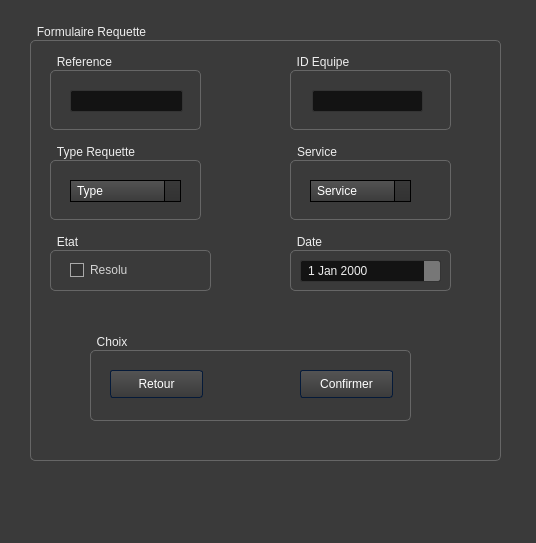
This is Integration_Ehealth/addw.ui in khalil-ch/E-Health_2A1 as Qt 5 draws it before an edit. The edited form follows.
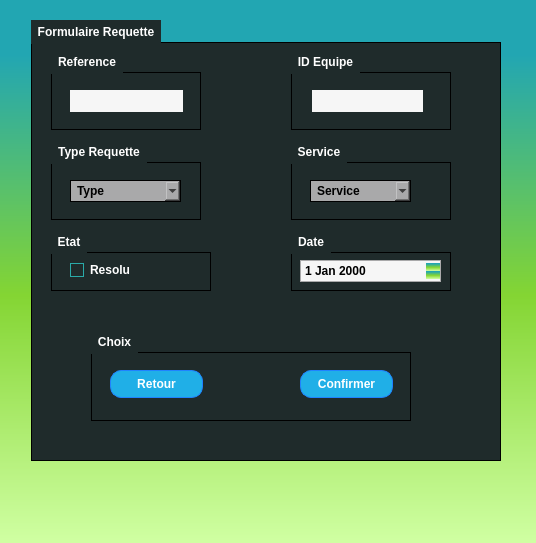
This is the edited form. Icons and pictures are not drawn.

What changed in the file:
```diff
--- a/Integration_Ehealth/addw.ui
+++ b/Integration_Ehealth/addw.ui
@@ -14,13 +14,15 @@
    <string>Dialog</string>
   </property>
   <property name="styleSheet">
-   <string notr="true">/*-----QWidget-----*/
+   <string notr="true">
+/*-----QWidget-----*/
 QWidget
 {
-        background-color: #3a3a3a;
-        color: #fff;
-        selection-background-color: #b78620;
-        selection-color: #000;
+	background-color: qlineargradient(spread:repeat, x1:1, y1:0, x2:1, y2:1, stop:0.100962 rgba(34, 166, 178, 255),stop:0.543269 rgba(132, 213, 51, 255),stop:1 rgba(208, 255, 163, 255));
+	color: #ffffff;
+	font-weight: bold;
+	border-color: #051a39;
+	selection-background-color: #3b7e48;
 
 }
 
@@ -28,8 +30,16 @@
 /*-----QLabel-----*/
 QLabel
 {
-        background-color: transparent;
-        color: #fff;
+	background-color: transparent;
+	color: #ffffff;
+
+}
+
+
+QLabel::disabled
+{
+	background-color: transparent;
+	color: #656565;
 
 }
 
@@ -37,25 +47,33 @@
 /*-----QMenuBar-----*/
 QMenuBar
 {
-        background-color: qlineargradient(spread:repeat, x1:1, y1:0, x2:1, y2:1, stop:0 rgba(57, 57, 57, 255),stop:1 rgba(50, 50, 50, 255));
-        border: 1px solid #000;
-        color: #fff;
+	background-color: qlineargradient(spread:repeat, x1:1, y1:0, x2:1, y2:1, stop:0.100962 rgba(34, 166, 178, 255),stop:1 rgba(24, 123, 132, 255));
+	color: #ffffff;
+	border-color: #051a39;
+
+}
+
+
+QMenuBar::disabled
+{
+	background-color: #404040;
+	color: #656565;
+	border-color: #051a39;
 
 }
 
 
 QMenuBar::item
 {
-        background-color: transparent;
+    background-color: transparent;
 
 }
 
 
 QMenuBar::item:selected
 {
-        background-color: rgba(183, 134, 32, 20%);
-        border: 1px solid #b78620;
-        color: #fff;
+    background-color: #5ab8a0;
+    border: 1px solid #41cd52;
 
 }
 
@@ -72,18 +90,9 @@
 /*-----QMenu-----*/
 QMenu
 {
-    background-color: qlineargradient(spread:repeat, x1:1, y1:0, x2:1, y2:1, stop:0 rgba(57, 57, 57, 255),stop:1 rgba(50, 50, 50, 255));
-    border: 1px solid #222;
-    padding: 4px;
-        color: #fff;
-
-}
-
-
-QMenu::item
-{
-    background-color: transparent;
-    padding: 2px 20px 2px 20px;
+    background-color: #1f2b2b;
+    border: 1px solid;
+    color: #ffffff;
 
 }
 
@@ -96,7 +105,7 @@
 }
 
 
-QMenu::item:disabled
+QMenu::item
 {
     color: #555;
     background-color: transparent;
@@ -114,91 +123,43 @@
 }
 
 
-/*-----QToolBar-----*/
-QToolBar
+QMenu::item:disabled
 {
-        background-color: qlineargradient(spread:repeat, x1:1, y1:0, x2:1, y2:1, stop:0 rgba(69, 69, 69, 255),stop:1 rgba(58, 58, 58, 255));
-        border-top: none;
-        border-bottom: 1px solid #4f4f4f;
-        border-left: 1px solid #4f4f4f;
-        border-right: 1px solid #4f4f4f;
+    color: #262626;
 
 }
 
 
-QToolBar::separator
+/*-----QToolTip-----*/
+QToolTip
 {
-        background-color: #2e2e2e;
-        width: 1px;
+	border : 1px solid #000000;
+	background-color: #26264f;
+	color: #ffffff;
+	border-color: #051a39;
 
 }
 
 
-/*-----QToolButton-----*/
-QToolButton
-{
-        background-color: transparent;
-        color: #fff;
-        padding: 5px;
-        padding-left: 8px;
-        padding-right: 8px;
-        margin-left: 1px;
-}
-
-
-QToolButton:hover
-{
-        background-color: rgba(183, 134, 32, 20%);
-        border: 1px solid #b78620;
-        color: #fff;
-
-}
-
-
-QToolButton:pressed
-{
-        background-color: qlineargradient(spread:repeat, x1:1, y1:0, x2:1, y2:1, stop:0 rgba(57, 57, 57, 255),stop:1 rgba(50, 50, 50, 255));
-        border: 1px solid #b78620;
-
-}
-
-
-QToolButton:checked
-{
-        background-color: qlineargradient(spread:repeat, x1:1, y1:0, x2:1, y2:1, stop:0 rgba(57, 57, 57, 255),stop:1 rgba(50, 50, 50, 255));
-        border: 1px solid #222;
-}
-
-
 /*-----QPushButton-----*/
 QPushButton
 {
-        background-color: qlineargradient(spread:repeat, x1:1, y1:0, x2:1, y2:1, stop:0 rgba(84, 84, 84, 255),stop:1 rgba(59, 59, 59, 255));
-        color: #ffffff;
-        min-width: 80px;
-        border-style: solid;
-        border-width: 1px;
-        border-radius: 3px;
-        border-color: #051a39;
-        padding: 5px;
-
-}
-
-
-QPushButton::flat
-{
-        background-color: transparent;
-        border: none;
-        color: #fff;
+	background-color: #20afe7;
+	color: #ffffff;
+	border-style: solid;
+	border-width: 1px;
+	border-radius: 11px;
+	border-color: #2082ff;
+	padding: 5px;
 
 }
 
 
 QPushButton::disabled
 {
-        background-color: #404040;
-        color: #656565;
-        border-color: #051a39;
+	background-color: #404040;
+	color: #656565;
+	border-color: #051a39;
 
 }
 
@@ -219,99 +180,51 @@
 }
 
 
-QPushButton::checked
+/*-----QToolButton-----*/
+QToolButton
 {
-        background-color: qlineargradient(spread:repeat, x1:1, y1:0, x2:1, y2:1, stop:0 rgba(74, 74, 74, 255),stop:1 rgba(49, 49, 49, 255));
-        border: 1px solid #222;
+	background-color: #20afe7;
+	color: #ffffff;
+	border-style: solid;
+	border-width: 1px;
+	border-radius: 11px;
+	border-color: #2082ff;
+	padding: 5px;
 
 }
 
 
-/*-----QLineEdit-----*/
-QLineEdit
+QToolButton::disabled
 {
-        background-color: #131313;
-        color : #eee;
-        border: 1px solid #343434;
-        border-radius: 2px;
-        padding: 3px;
-        padding-left: 5px;
+	background-color: #404040;
+	color: #656565;
+	border-color: #051a39;
 
 }
 
 
-/*-----QPlainTExtEdit-----*/
-QPlainTextEdit
+QToolButton::hover
 {
-        background-color: #131313;
-        color : #eee;
-        border: 1px solid #343434;
-        border-radius: 2px;
-        padding: 3px;
-        padding-left: 5px;
+	background-color: #33bdff;
+	color: #ffffff;
+	border-style: solid;
+	border-width: 1px;
+	border-radius: 11px;
+	border-color: #2082ff;
+	padding: 5px;
 
 }
 
 
-/*-----QTabBar-----*/
-QTabBar::tab
+QToolButton::pressed
 {
-        background-color: qlineargradient(spread:repeat, x1:1, y1:0, x2:1, y2:1, stop:0 rgba(84, 84, 84, 255),stop:1 rgba(59, 59, 59, 255));
-        color: #ffffff;
-        border-style: solid;
-        border-width: 1px;
-        border-color: #666;
-        border-bottom: none;
-        padding: 5px;
-        padding-left: 15px;
-        padding-right: 15px;
-
-}
-
-
-QTabWidget::pane
-{
-        background-color: red;
-        border: 1px solid #666;
-        top: 1px;
-
-}
-
-
-QTabBar::tab:last
-{
-        margin-right: 0;
-
-}
-
-
-QTabBar::tab:first:!selected
-{
-        background-color: #0c0c0d;
-        margin-left: 0px;
-
-}
-
-
-QTabBar::tab:!selected
-{
-        color: #b1b1b1;
-        border-bottom-style: solid;
-        background-color: #0c0c0d;
-
-}
-
-
-QTabBar::tab:selected
-{
-        margin-bottom: 0px;
-
-}
-
-
-QTabBar::tab:!selected:hover
-{
-        border-top-color: #b78620;
+	background-color: #2082ff;
+	color: #ffffff;
+	border-style: solid;
+	border-width: 1px;
+	border-radius: 11px;
+	border-color: #2082ff;
+	padding: 5px;
 
 }
 
@@ -319,10 +232,10 @@
 /*-----QComboBox-----*/
 QComboBox
 {
-    background-color: qlineargradient(spread:repeat, x1:1, y1:0, x2:1, y2:1, stop:0 rgba(84, 84, 84, 255),stop:1 rgba(59, 59, 59, 255));
-    border: 1px solid #000;
+    background-color: #a9a9aa;
+    border: 1px solid;
     padding-left: 6px;
-    color: #ffffff;
+    color: #000;
     height: 20px;
 
 }
@@ -330,17 +243,23 @@
 
 QComboBox::disabled
 {
-        background-color: #404040;
-        color: #656565;
-        border-color: #051a39;
+	background-color: #404040;
+	color: #656565;
+	border-color: #051a39;
+
+}
+
+
+QComboBox:hover
+{
+    background-color: #f6f6f6;
 
 }
 
 
 QComboBox:on
 {
-    background-color: #b78620;
-        color: #000;
+    background-color: #f8f6f0;
 
 }
 
@@ -350,7 +269,8 @@
     background-color: #383838;
     color: #ffffff;
     border: 1px solid black;
-    selection-background-color: #b78620;
+    selection-background-color: #488f44;
+    selection-color: #ffffff;
     outline: 0;
 
 }
@@ -358,99 +278,101 @@
 
 QComboBox::drop-down
 {
-        background-color: qlineargradient(spread:repeat, x1:1, y1:0, x2:1, y2:1, stop:0 rgba(57, 57, 57, 255),stop:1 rgba(50, 50, 50, 255));
     subcontrol-origin: padding;
     subcontrol-position: top right;
     width: 15px;
-    border-left-width: 1px;
-    border-left-color: black;
-    border-left-style: solid;
 
 }
 
 
 QComboBox::down-arrow
 {
-    image: url(://arrow-down.png);
-    width: 8px;
-    height: 8px;
+	background-color: #383838;	
+    image: url(://arrow-down.png) 16px 16px;
+    width: 18px;
+    height: 18px;
+	border-left: 1px solid black;
+
 }
 
 
-/*-----QSpinBox &amp; QDateTimeEdit-----*/
-QSpinBox,
+/*-----QSpinBox &amp; QDoubleSpinBox &amp; QDateTimeEdit-----*/
+QSpinBox, 
+QDoubleSpinBox,
 QDateTimeEdit
 {
-    background-color: #131313;
-        color : #eee;
-        border: 1px solid #343434;
-        padding: 3px;
-        padding-left: 5px;
-    border-radius : 2px;
+	background-color: #f6f6f6;
+	color: #000;
+	border: 1px solid #a9a9aa;
+	padding : 2px;
 
 }
 
 
-QSpinBox::up-button,
-QDateTimeEdit::up-button
+QSpinBox::disabled, 
+QDoubleSpinBox::disabled,
+QDateTimeEdit::disabled
 {
-        border-top-right-radius:2px;
-        background-color: #777777;
-    width: 16px;
-    border-width: 1px;
+	background-color: #404040;
+	color: #656565;
+	border-color: #051a39;
 
 }
 
 
-QSpinBox::up-button:hover,
-QDateTimeEdit::up-button:hover
+QSpinBox:hover, 
+QDoubleSpinBox::hover,
+QDateTimeEdit::hover
 {
         background-color: #585858;
 
 }
 
 
-QSpinBox::up-button:pressed,
-QDateTimeEdit::up-button:pressed
+QSpinBox::up-button, QSpinBox::down-button,
+QDoubleSpinBox::up-button, QDoubleSpinBox::down-button,
+QDateTimeEdit::up-button, QDateTimeEdit::down-button
 {
-        background-color: #252525;
-    width: 16px;
-    border-width: 1px;
+    background-color: qlineargradient(spread:repeat, x1:1, y1:0, x2:1, y2:1, stop:0.100962 rgba(34, 166, 178, 255),stop:0.543269 rgba(132, 213, 51, 255),stop:1 rgba(208, 255, 163, 255));
 
 }
 
 
-QSpinBox::up-arrow,
-QDateTimeEdit::up-arrow
+QSpinBox::disabled, 
+QDoubleSpinBox::disabled,
+QDateTimeEdit::disabled
 {
-    image: url(://arrow-up.png);
-    width: 7px;
-    height: 7px;
+	background-color: #404040;
+	color: #656565;
+	border-color: #051a39;
 
 }
 
 
-QSpinBox::down-button,
-QDateTimeEdit::down-button
+QSpinBox::up-button:hover, QSpinBox::down-button:hover,
+QDoubleSpinBox::up-button:hover, QDoubleSpinBox::down-button:hover,
+QDateTimeEdit::up-button:hover, QDateTimeEdit::down-button:hover
 {
-        border-bottom-right-radius:2px;
-        background-color: #777777;
-    width: 16px;
-    border-width: 1px;
+    background-color: #92dd48;
+    border: 1px solid #92dd48;
 
 }
 
 
-QSpinBox::down-button:hover,
-QDateTimeEdit::down-button:hover
+QSpinBox::up-button:disabled, QSpinBox::down-button:disabled,
+QDoubleSpinBox::up-button:disabled, QDoubleSpinBox::down-button:disabled,
+QDateTimeEdit::up-button:disabled, QDateTimeEdit::down-button:disabled
 {
-        background-color: #585858;
+	background-color: #404040;
+	color: #656565;
+	border-color: #051a39;
 
 }
 
 
-QSpinBox::down-button:pressed,
-QDateTimeEdit::down-button:pressed
+QSpinBox::up-button:pressed, QSpinBox::down-button:pressed,
+QDoubleSpinBox::up-button:pressed, QDoubleSpinBox::down-button::pressed,
+QDateTimeEdit::up-button:pressed, QDateTimeEdit::down-button::pressed
 {
         background-color: #252525;
     width: 16px;
@@ -460,222 +382,104 @@
 
 
 QSpinBox::down-arrow,
+QDoubleSpinBox::down-arrow,
 QDateTimeEdit::down-arrow
 {
     image: url(://arrow-down.png);
     width: 7px;
-    height: 7px;
+
+}
+
+
+QSpinBox::up-arrow,
+QDoubleSpinBox::up-arrow,
+QDateTimeEdit::up-arrow
+{
+    image: url(://arrow-up.png);
+    width: 7px;
+
+}
+
+
+/*-----QLineEdit-----*/
+QLineEdit
+{
+	background-color: #f6f6f6;
+	color: #000;
+	border-width: 1px;
+	border-radius: 0px;
+	border-color: #051a39;
+	padding: 2px;
+
+}
+
+
+QLineEdit::hover
+{
+	background-color: #a9a9aa;
+	color: #000;
+
+}
+
+
+QLineEdit::disabled
+{
+	background-color: #404040;
+	color: #656565;
+	border-width: 1px;
+	border-radius: 3px;
+	border-color: #051a39;
+	padding: 2px;
+
+}
+
+
+/*-----QTextEdit-----*/
+QTextEdit
+{
+	background-color: #ffffff;
+	color: #010201;
+	border-color: #051a39;
+
+}
+
+
+QTextEdit::disabled
+{
+	background-color: #404040;
+	color: #656565;
+	border-color: #051a39;
 
 }
 
 
 /*-----QGroupBox-----*/
-QGroupBox
+QGroupBox 
 {
-    border: 1px solid;
-    border-color: #666666;
-        border-radius: 5px;
-    margin-top: 20px;
+	background-color: #1f2b2b;
+    border: 1px inset #000;
+    margin-top: 22px;
+	margin-left: 1px;
 
 }
 
 
-QGroupBox::title
+QGroupBox::title  
 {
-    background-color: transparent;
-    color: #eee;
+    background-color: #1f2b2b;
+    color: #ffffff;
     subcontrol-origin: margin;
+    subcontrol-position: top left;
+	margin-left: 1px;
     padding: 5px;
-        border-top-left-radius: 3px;
-        border-top-right-radius: 3px;
 
 }
 
 
-/*-----QHeaderView-----*/
-QHeaderView::section
+QGroupBox::title::disabled
 {
-    background-color: qlineargradient(spread:repeat, x1:1, y1:0, x2:1, y2:1, stop:0 rgba(60, 60, 60, 255),stop:1 rgba(50, 50, 50, 255));
-        border: 1px solid #000;
-    color: #fff;
-    text-align: left;
-        padding: 4px;
-
-}
-
-
-QHeaderView::section:disabled
-{
-    background-color: #525251;
-    color: #656565;
-
-}
-
-
-QHeaderView::section:checked
-{
-    background-color: qlineargradient(spread:repeat, x1:1, y1:0, x2:1, y2:1, stop:0 rgba(60, 60, 60, 255),stop:1 rgba(50, 50, 50, 255));
-    color: #fff;
-
-}
-
-
-QHeaderView::section::vertical::first,
-QHeaderView::section::vertical::only-one
-{
-    border-top: 1px solid #353635;
-
-}
-
-
-QHeaderView::section::vertical
-{
-    border-top: 1px solid #353635;
-
-}
-
-
-QHeaderView::section::horizontal::first,
-QHeaderView::section::horizontal::only-one
-{
-    border-left: 1px solid #353635;
-
-}
-
-
-QHeaderView::section::horizontal
-{
-    border-left: 1px solid #353635;
-
-}
-
-
-QTableCornerButton::section
-{
-    background-color: qlineargradient(spread:repeat, x1:1, y1:0, x2:1, y2:1, stop:0 rgba(60, 60, 60, 255),stop:1 rgba(50, 50, 50, 255));
-        border: 1px solid #000;
-    color: #fff;
-
-}
-
-
-/*-----QTreeWidget-----*/
-QTreeView
-{
-        show-decoration-selected: 1;
-        alternate-background-color: #3a3a3a;
-        selection-color: #fff;
-        background-color: #2d2d2d;
-        border: 1px solid gray;
-        padding-top : 5px;
-        color: #fff;
-        font: 8pt;
-
-}
-
-
-QTreeView::item:selected
-{
-        color:#fff;
-        background-color: #b78620;
-        border-radius: 0px;
-
-}
-
-
-QTreeView::item:!selected:hover
-{
-    background-color: #262626;
-    border: none;
-    color: white;
-
-}
-
-
-QTreeView::branch:has-children:!has-siblings:closed,
-QTreeView::branch:closed:has-children:has-siblings
-{
-        image: url(://tree-closed.png);
-
-}
-
-
-QTreeView::branch:open:has-children:!has-siblings,
-QTreeView::branch:open:has-children:has-siblings
-{
-        image: url(://tree-open.png);
-
-}
-
-
-/*-----QListView-----*/
-QListView
-{
-        background-color: qlineargradient(spread:repeat, x1:1, y1:0, x2:1, y2:1, stop:0 rgba(83, 83, 83, 255),stop:0.293269 rgba(81, 81, 81, 255),stop:0.634615 rgba(79, 79, 79, 255),stop:1 rgba(83, 83, 83, 255));
-    border : none;
-    color: white;
-    show-decoration-selected: 1;
-    outline: 0;
-        border: 1px solid gray;
-
-}
-
-
-QListView::disabled
-{
-        background-color: #656565;
-        color: #1b1b1b;
-    border: 1px solid #656565;
-
-}
-
-
-QListView::item
-{
-        background-color: #2d2d2d;
-    padding: 1px;
-
-}
-
-
-QListView::item:alternate
-{
-    background-color: #3a3a3a;
-
-}
-
-
-QListView::item:selected
-{
-        background-color: #b78620;
-        border: 1px solid #b78620;
-        color: #fff;
-
-}
-
-
-QListView::item:selected:!active
-{
-        background-color: #b78620;
-        border: 1px solid #b78620;
-        color: #fff;
-
-}
-
-
-QListView::item:selected:active
-{
-        background-color: #b78620;
-        border: 1px solid #b78620;
-        color: #fff;
-
-}
-
-
-QListView::item:hover {
-    background-color: #262626;
-    border: none;
-    color: white;
+	background-color: #404040;
+	color: #656565;
 
 }
 
@@ -683,17 +487,16 @@
 /*-----QCheckBox-----*/
 QCheckBox
 {
-        background-color: transparent;
-    color: lightgray;
-        border: none;
+    background-color: transparent;
 
 }
 
 
 QCheckBox::indicator
 {
-    background-color: #323232;
-    border: 1px solid darkgray;
+    color: #b1b1b1;
+    background-color: #1f2b2b;
+    border: 1px solid #2aaaa8;
     width: 12px;
     height: 12px;
 
@@ -702,9 +505,9 @@
 
 QCheckBox::indicator:checked
 {
-    image:url(&quot;./ressources/check.png&quot;);
-        background-color: #b78620;
-    border: 1px solid #3a546e;
+    image:url(://checkbox.png);
+	background-color: #1f2b2b;
+    border: 1px solid #2aaaa8;
 
 }
 
@@ -718,54 +521,348 @@
 
 QCheckBox::disabled
 {
-        color: #656565;
+	color: #656565;
 
 }
 
 
 QCheckBox::indicator:disabled
 {
-        background-color: #656565;
-        color: #656565;
+	background-color: #656565;
+	color: #656565;
     border: 1px solid #656565;
 
 }
 
+
+/*-----QRadioButton-----*/
+QRadioButton
+{
+    background-color: transparent;
+
+}
+
+
+QRadioButton::indicator::unchecked
+{ 
+	border: 1px inset gray; 
+	border-radius: 5px; 
+	background-color:  #a9a9aa;
+	width: 9px; 
+	height: 9px; 
+
+}
+
+
+QRadioButton::indicator::unchecked:hover
+{ 
+	border: 1px inset #2aaaa8; 
+	border-radius: 5px; 
+	background-color: gray;
+	width: 9px; 
+	height: 9px; 
+
+}
+
+
+QRadioButton::indicator::checked
+{ 
+	border: 1px solid #607cff; 
+	border-radius: 5px; 
+	background-color: #58fa53; 
+	width: 9px; 
+	height: 9px; 
+
+}
+
+
+QRadioButton::disabled
+{
+	color: #656565;
+
+}
+
+
+QRadioButton::indicator:disabled
+{
+	background-color: #656565;
+	color: #656565;
+    border: 2px solid #656565;
+
+}
+
+
+/*-----QTableView &amp; QTableWidget-----*/
+QTableView
+{
+    background-color: #242526;
+    border: 1px solid #32414B;
+    color: #F0F0F0;
+    gridline-color: #353635;
+    outline : 0;
+}
+
+QTableView::item:hover
+{
+    background-color: #24602b;
+    color: #F0F0F0;
+}
+
+QTableView::item:selected
+{
+    background-color: #60c461;
+    border: 2px solid #60c461;
+    color: #F0F0F0;
+}
+
+QTableCornerButton::section
+{
+    background-color: #505050;
+    color: white;
+}
+
+QHeaderView
+{
+    background-color: #505050;
+    color: white;
+    border-radius: 0px;
+    text-align: left;
+
+}
+
+QHeaderView::section
+{
+    background-color: #505050;
+    color: white;
+    border-radius: 0px;
+    text-align: left;
+	padding: 3px;
+}
+
+QHeaderView::section:checked
+{
+    color: #000000;
+    background-color: #60c461;
+}
+
+QHeaderView::section::vertical::first,
+QHeaderView::section::vertical::only-one
+{
+    border-top: 1px solid #353635;
+}
+
+QHeaderView::section::vertical
+{
+    border-top: 1px solid #353635;
+}
+
+QHeaderView::section::horizontal::first,
+QHeaderView::section::horizontal::only-one
+{
+    border-left: 1px solid #353635;
+}
+
+QHeaderView::section::horizontal
+{
+    border-left: 1px solid #353635;
+}
+
+
+/*-----QTabWidget-----*/
+QTabBar::tab
+{
+	background-color: #1f2b2b;
+	color: #ffffff;
+	border-style: solid;
+	border-width: 1px;
+	border-color: #051a39;
+	padding: 5px;
+
+}
+
+
+QTabBar::tab:disabled
+{
+	background-color: #656565;
+	color: #656565;
+
+}
+
+
+QTabWidget::pane
+{
+	background-color: transparent;
+    border: 1px solid;
+    border-color: #1f2b2b;
+
+}
+
+
+QTabBar::tab:selected
+{
+    background-color: #1f2b2b;
+	color: #ffffff;
+	border-style: solid;
+	border-width: 0px;
+	border-color: #051a39;
+	padding: 5px;
+
+}
+
+
+QTabBar::tab:selected:disabled
+{
+	background-color: #404040;
+	color: #656565;
+
+}
+
+
+QTabBar::tab:!selected 
+{
+    background-color: #262626;
+
+}
+
+
+QTabBar::tab:!selected:hover 
+{
+    background-color: #1f2b2b;
+
+}
+
+
+QTabBar::tab:top:!selected 
+{
+    margin-top: 3px;
+
+}
+
+
+QTabBar::tab:bottom:!selected 
+{
+    margin-bottom: 3px;
+
+}
+
+
+QTabBar::tab:top, QTabBar::tab:bottom 
+{
+    min-width: 8ex;
+    margin-right: -1px;
+    padding: 5px 10px 5px 10px;
+
+}
+
+
+QTabBar::tab:top:selected 
+{
+    border-bottom-color: none;
+
+}
+
+
+QTabBar::tab:bottom:selected 
+{
+    border-top-color: none;
+
+}
+
+
+QTabBar::tab:top:last, QTabBar::tab:bottom:last,
+QTabBar::tab:top:only-one, QTabBar::tab:bottom:only-one 
+{
+    margin-right: 0;
+
+}
+
+
+QTabBar::tab:left:!selected 
+{
+    margin-right: 3px;
+
+}
+
+
+QTabBar::tab:right:!selected
+{
+    margin-left: 3px;
+
+}
+
+
+QTabBar::tab:left, QTabBar::tab:right 
+{
+    min-height: 8ex;
+    margin-bottom: -1px;
+    padding: 10px 5px 10px 5px;
+
+}
+
+
+QTabBar::tab:left:selected 
+{
+    border-left-color: none;
+
+}
+
+
+QTabBar::tab:right:selected 
+{
+    border-right-color: none;
+
+}
+
+
+QTabBar::tab:left:last, QTabBar::tab:right:last,
+QTabBar::tab:left:only-one, QTabBar::tab:right:only-one 
+{
+    margin-bottom: 0;
+
+}
+
+
 /*-----QSlider-----*/
-QSlider::groove:horizontal
+QSlider 
 {
-        background-color: transparent;
-        height: 3px;
+	background-color: transparent;
 
 }
 
+QSlider::groove:horizontal 
+{
+	background-color: transparent;
+	height: 5px;
 
-QSlider::sub-page:horizontal
+}
+
+
+QSlider::sub-page:horizontal 
 {
-        background-color: #b78620;
+	background-color: #41cd52;
 
 }
 
 
-QSlider::add-page:horizontal
+QSlider::add-page:horizontal 
 {
-        background-color: #131313;
+	background-color: #a9a9aa;
 
 }
 
 
-QSlider::handle:horizontal
+QSlider::handle:horizontal 
 {
-        background-color: #b78620;
-        width: 14px;
-        margin-top: -6px;
-        margin-bottom: -6px;
-        border-radius: 6px;
+	background-color: #41cd52;
+	width: 14px;
+	margin-top: -6px;
+	margin-bottom: -6px;
+	border-radius: 3px;
 
 }
 
 
-QSlider::handle:horizontal:hover
+QSlider::handle:horizontal:hover 
 {
         background-color: #d89e25;
         border-radius: 6px;
@@ -773,27 +870,108 @@
 }
 
 
-QSlider::sub-page:horizontal:disabled
+QSlider::sub-page:horizontal:disabled 
 {
-        background-color: #bbb;
-        border-color: #999;
+	background-color: #bbb;
+	border-color: #999;
 
 }
 
 
-QSlider::add-page:horizontal:disabled
+QSlider::add-page:horizontal:disabled 
 {
-        background-color: #eee;
-        border-color: #999;
+	background-color: #eee;
+	border-color: #999;
 
 }
 
 
-QSlider::handle:horizontal:disabled
+QSlider::handle:horizontal:disabled 
 {
-        background-color: #eee;
-        border: 1px solid #aaa;
-        border-radius: 3px;
+	background-color: #eee;
+	border: 1px solid #aaa;
+	border-radius: 3px;
+
+}
+
+
+QSlider::groove:vertical 
+{
+	background-color: transparent;
+	width: 5px;
+
+}
+
+
+QSlider::sub-page:vertical 
+{
+	background-color: #41cd52;
+
+}
+
+
+QSlider::add-page:vertical 
+{
+	background-color: #a9a9aa;
+
+}
+
+
+QSlider::handle:vertical 
+{
+	background-color: #41cd52;
+	height: 14px;
+	margin-left: -6px;
+	margin-right: -6px;
+	border-radius: 3px;
+
+}
+
+
+QSlider::handle:vertical:hover 
+{
+	background-color: #22af00;
+	border-radius: 3px;
+
+}
+
+
+QSlider::sub-page:vertical:disabled 
+{
+	background-color: #bbb;
+	border-color: #999;
+
+}
+
+
+QSlider::add-page:vertical:disabled 
+{
+	background-color: #eee;
+	border-color: #999;
+
+}
+
+
+QSlider::handle:vertical:disabled 
+{
+	background-color: #eee;
+	border: 1px solid #aaa;
+	border-radius: 3px;
+
+}
+
+
+/*-----QDial-----*/
+QDial
+{
+	background-color: #58ae53;
+
+}
+
+
+QDial::disabled
+{
+	background-color: #404040;
 
 }
 
@@ -811,8 +989,7 @@
 
 QScrollBar::handle:horizontal
 {
-        background-color: qlineargradient(spread:repeat, x1:1, y1:0, x2:1, y2:1, stop:0 rgba(97, 97, 97, 255),stop:1 rgba(90, 90, 90, 255));
-        border: 1px solid #2d2d2d;
+    background-color: #41cd52;
     min-height: 20px;
 
 }
@@ -820,9 +997,9 @@
 
 QScrollBar::add-line:horizontal
 {
-        background-color: qlineargradient(spread:repeat, x1:1, y1:0, x2:1, y2:1, stop:0 rgba(97, 97, 97, 255),stop:1 rgba(90, 90, 90, 255));
-        border: 1px solid #2d2d2d;
-    width: 15px;
+    border: 1px solid #1b1b19;
+    background-color: #41cd52;
+    width: 14px;
     subcontrol-position: right;
     subcontrol-origin: margin;
 
@@ -831,9 +1008,9 @@
 
 QScrollBar::sub-line:horizontal
 {
-        background-color: qlineargradient(spread:repeat, x1:1, y1:0, x2:1, y2:1, stop:0 rgba(97, 97, 97, 255),stop:1 rgba(90, 90, 90, 255));
-        border: 1px solid #2d2d2d;
-    width: 15px;
+    border: 1px solid #1b1b19;
+    background-color: #41cd52;
+    width: 14px;
     subcontrol-position: left;
     subcontrol-origin: margin;
 
@@ -868,17 +1045,16 @@
 QScrollBar:vertical
 {
     background-color: #3d3d3d;
-    width: 16px;
-        border: 1px solid #2d2d2d;
-    margin: 16px 0px 16px 0px;
+    width: 13px;
+    margin: 16px 0 16px 0;
+    border: 1px solid #222222;
 
 }
 
 
 QScrollBar::handle:vertical
 {
-    background-color: qlineargradient(spread:repeat, x1:1, y1:0, x2:1, y2:1, stop:0 rgba(97, 97, 97, 255),stop:1 rgba(90, 90, 90, 255));
-        border: 1px solid #2d2d2d;
+    background-color: #41cd52;
     min-height: 20px;
 
 }
@@ -886,9 +1062,9 @@
 
 QScrollBar::add-line:vertical
 {
-        background-color: qlineargradient(spread:repeat, x1:1, y1:0, x2:1, y2:1, stop:0 rgba(97, 97, 97, 255),stop:1 rgba(90, 90, 90, 255));
-        border: 1px solid #2d2d2d;
-    height: 15px;
+    border: 1px solid #1b1b19;
+    background-color: #41cd52;
+    height: 14px;
     subcontrol-position: bottom;
     subcontrol-origin: margin;
 
@@ -897,9 +1073,9 @@
 
 QScrollBar::sub-line:vertical
 {
-        background-color: qlineargradient(spread:repeat, x1:1, y1:0, x2:1, y2:1, stop:0 rgba(97, 97, 97, 255),stop:1 rgba(90, 90, 90, 255));
-        border: 1px solid #2d2d2d;
-    height: 15px;
+    border: 1px solid #41cd52;
+    background-color: #41cd52;
+    height: 14px;
     subcontrol-position: top;
     subcontrol-origin: margin;
 
@@ -928,6 +1104,41 @@
 {
     background: none;
 
+}
+
+
+/*-----QProgressBar-----*/
+QProgressBar
+{
+	background-color: #a9a9aa;
+	color: #000;
+	border: 1px solid #000;
+	text-align: center;
+
+}
+
+
+QProgressBar::chunk {
+	background-color: #36b9b1;
+	color: #fff;
+
+}
+
+
+QProgressBar::chunk:disabled {
+	background-color: #656565;
+	border: 1px solid #aaa;
+	color: #656565;
+}
+
+
+/*-----QStatusBar-----*/
+QStatusBar
+{
+	background-color: qlineargradient(spread:repeat, x1:1, y1:0, x2:1, y2:1, stop:0.100962 rgba(98, 197, 95, 255),stop:1 rgba(80, 158, 75, 255));
+	color: #ffffff;
+	border-color: #051a39;
+
 }</string>
   </property>
   <widget class="QGroupBox" name="groupBox_8">
```
Left out of the diff: 59 changed lines with no effect on the pictures.
